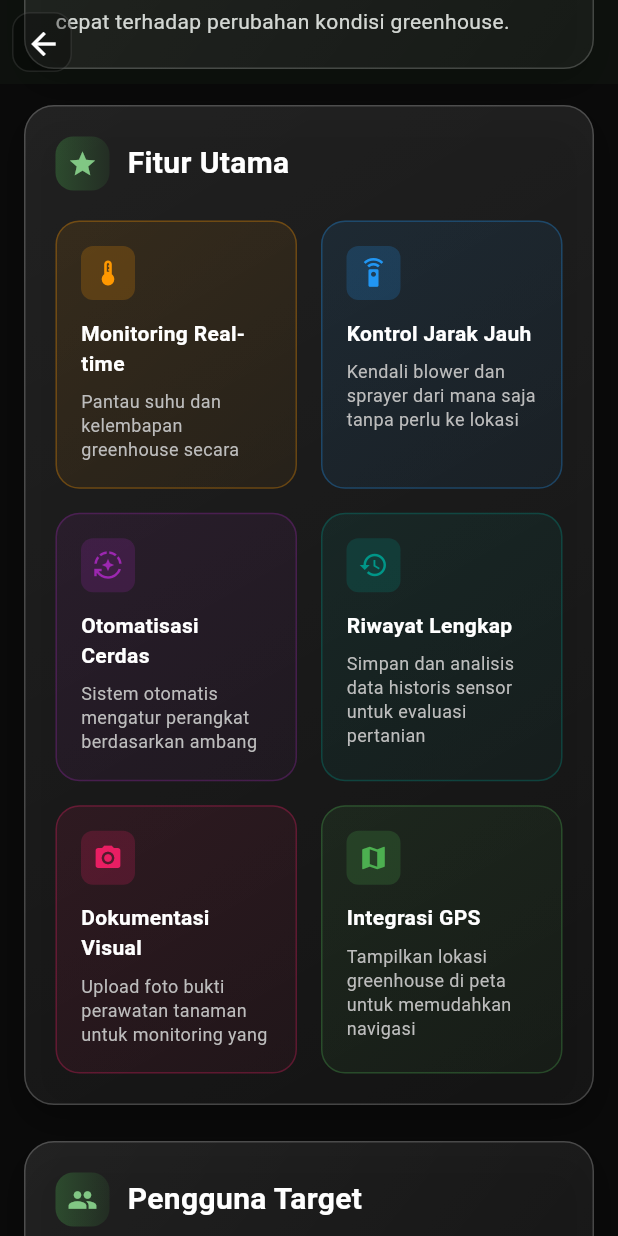
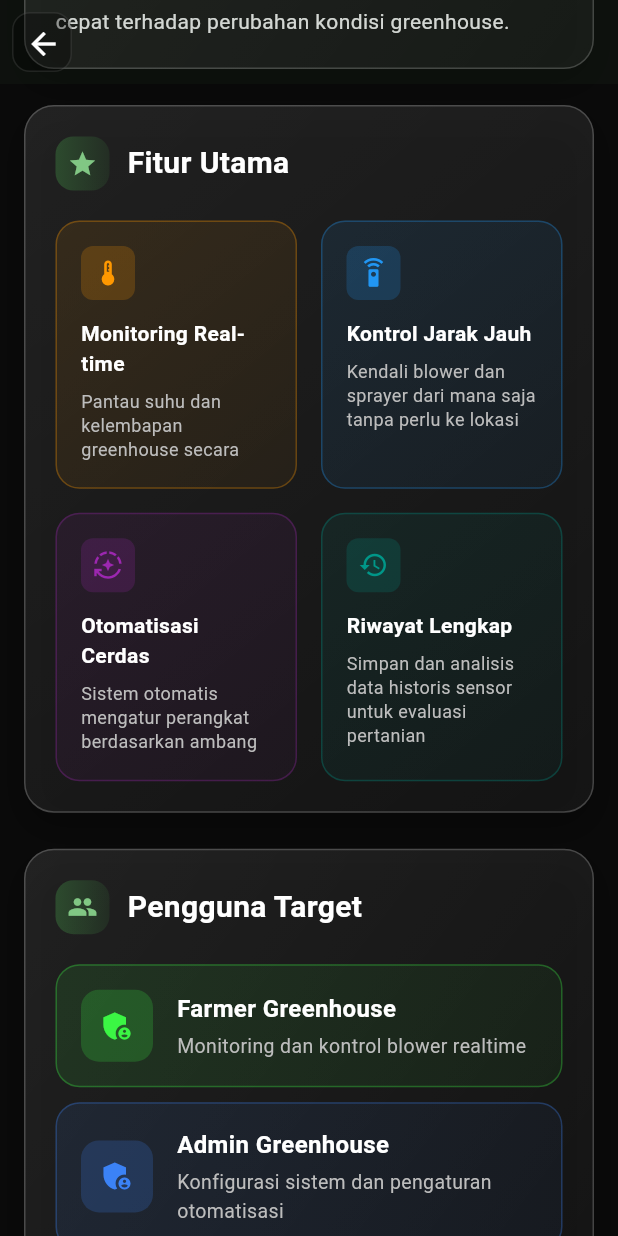
Before and after one commit to Muhammadalif1213/GreenGrow_mobile_app, a Flutter app: the AboutScreen screen opened directly, scrolled down 576 dp, on a phone screen of 412 x 824 dp. Run offline on Flutter 3.47's test engine with Material 3 defaults, Android fonts, the phone set to English and light mode, and no system bars; our stand-ins replace bloc, connectivity_plus, dio, equatable, firebase_core, firebase_messaging and 7 more; accounts and stored records are empty.

Commit message:
setting get data profile

```diff
--- a/lib/data/models/user_model.dart
+++ b/lib/data/models/user_model.dart
@@ -39,16 +39,16 @@ class UserModel {
 
   factory UserModel.fromJson(Map<String, dynamic> json) {
     return UserModel(
-      id: json['id'],
+      id: json['uid'],
       username: json['username'] ?? '',
       email: json['email'] ?? '',
-      fullName: json['full_name'] ?? '',
+      fullName: json['name'] ?? '',
 
       // INI SUDAH BENAR, pertahankan
       role: _parseRole(json),
 
       profilePhoto: json['profile_photo']?.toString(),
-      phoneNumber: json['phone_number']?.toString(),
+      phoneNumber: json['phone']?.toString(),
       profilePhotoType: json['profile_photo_type']?.toString(),
       roleId: json['role_id'] is int
           ? json['role_id']
--- a/lib/presentation/pages/about/about_screen.dart
+++ b/lib/presentation/pages/about/about_screen.dart
@@ -313,12 +313,12 @@ class _AboutScreenState extends State<AboutScreen>
             Icons.people,
             [
               _buildUserTypeItem(
-                Icons.agriculture,
-                'Petani Melon',
-                'Monitoring dan kontrol greenhouse secara langsung',
-                const Color(0xFF22C55E),
+                Icons.admin_panel_settings,
+                'Farmer Greenhouse',
+                'Monitoring dan kontrol blower realtime',
+                const Color.fromARGB(255, 59, 246, 68),
               ),
-              const SizedBox(height: 12),
+              const SizedBox(height: 10),
               _buildUserTypeItem(
                 Icons.admin_panel_settings,
                 'Admin Greenhouse',
@@ -345,7 +345,7 @@ class _AboutScreenState extends State<AboutScreen>
             Icons.code,
             [
               _buildInfoText(
-                'GreenGrow dikembangkan sebagai solusi inovatif untuk mendukung petani Indonesia dalam mengoptimalkan hasil pertanian melalui teknologi IoT dan monitoring cerdas.',
+                'GreenGrow by Capstone Team dikembangkan sebagai solusi inovatif untuk mendukung hasil pertanian yang optimal melalui teknologi IoT dan monitoring cerdas.',
               ),
               const SizedBox(height: 20),
               Container(
@@ -363,7 +363,7 @@ class _AboutScreenState extends State<AboutScreen>
                   ),
                 ),
                 child: Text(
-                  '🌱 Developed with 💚 for Indonesian Farmers',
+                  '🌱 Support Indonesian Future Smart Agriculture',
                   style: TextStyle(
                     fontSize: 16,
                     fontWeight: FontWeight.w600,
@@ -404,7 +404,7 @@ class _AboutScreenState extends State<AboutScreen>
                 ),
                 const SizedBox(height: 6),
                 Text(
-                  'Smart Agriculture Technology',
+                  'Smart Agriculture Technology by Capstone Team',
                   style: TextStyle(
                     fontSize: 12,
                     color: Colors.grey[400],
@@ -521,18 +521,6 @@ class _AboutScreenState extends State<AboutScreen>
         'title': 'Riwayat Lengkap',
         'description': 'Simpan dan analisis data historis sensor untuk evaluasi pertanian',
         'color': Colors.teal,
-      },
-      {
-        'icon': Icons.photo_camera,
-        'title': 'Dokumentasi Visual',
-        'description': 'Upload foto bukti perawatan tanaman untuk monitoring yang lebih baik',
-        'color': Colors.pink,
-      },
-      {
-        'icon': Icons.map,
-        'title': 'Integrasi GPS',
-        'description': 'Tampilkan lokasi greenhouse di peta untuk memudahkan navigasi',
-        'color': Colors.green,
       },
     ];
 
@@ -670,12 +658,8 @@ class _AboutScreenState extends State<AboutScreen>
   Widget _buildTechGrid() {
     final techSpecs = [
       {'label': 'Platform', 'value': 'Android'},
-      {'label': 'Framework', 'value': 'Flutter'},
-      {'label': 'Arsitektur', 'value': 'Clean Architecture'},
-      {'label': 'State Management', 'value': 'BLoC Pattern'},
-      {'label': 'Database Lokal', 'value': 'SQLite'},
-      {'label': 'Database Server', 'value': 'MySQL'},
-      {'label': 'Hardware', 'value': 'ESP32 + Sensor DHT22'},
+      {'label': 'Database Server', 'value': 'Firebase Firestore'},
+      {'label': 'IoT Hardware', 'value': 'ESP32 + Sensor DHT22'},
       {'label': 'Konektivitas', 'value': 'WiFi + Internet'},
     ];
 
@@ -692,7 +676,7 @@ class _AboutScreenState extends State<AboutScreen>
       itemBuilder: (context, index) {
         final spec = techSpecs[index];
         return Container(
-          padding: const EdgeInsets.all(12),
+          padding: const EdgeInsets.all(10),
           decoration: BoxDecoration(
             gradient: LinearGradient(
               colors: [
@@ -712,7 +696,7 @@ class _AboutScreenState extends State<AboutScreen>
               Text(
                 spec['label']!,
                 style: TextStyle(
-                  fontSize: 12,
+                  fontSize: 10,
                   color: Colors.grey[400],
                   fontWeight: FontWeight.w500,
                 ),
@@ -721,7 +705,7 @@ class _AboutScreenState extends State<AboutScreen>
               Text(
                 spec['value']!,
                 style: const TextStyle(
-                  fontSize: 14,
+                  fontSize: 12,
                   color: Colors.white,
                   fontWeight: FontWeight.w600,
                 ),
--- a/lib/presentation/pages/supports/supports_screen.dart
+++ b/lib/presentation/pages/supports/supports_screen.dart
@@ -46,7 +46,7 @@ class SupportsScreen extends StatelessWidget {
                   ),
                   const SizedBox(height: 12),
                   const Text(
-                    'Tim Dukungan GreenGrow',
+                    'GreenGrow Support',
                     style: TextStyle(
                       fontSize: 20,
                       fontWeight: FontWeight.bold,
@@ -55,7 +55,7 @@ class SupportsScreen extends StatelessWidget {
                   ),
                   const SizedBox(height: 8),
                   Text(
-                    'Kami siap membantu Anda 24/7\nuntuk kesuksesan greenhouse Anda',
+                    'Capstone Team Teknologi Informasi UMY',
                     textAlign: TextAlign.center,
                     style: TextStyle(
                       fontSize: 14,
```
Also changed, not shown: lib/presentation/pages/profile/profile_farmer_screen.dart (+3 -11 lines), lib/presentation/pages/settings/settings_screen.dart (+6 -6 lines).
